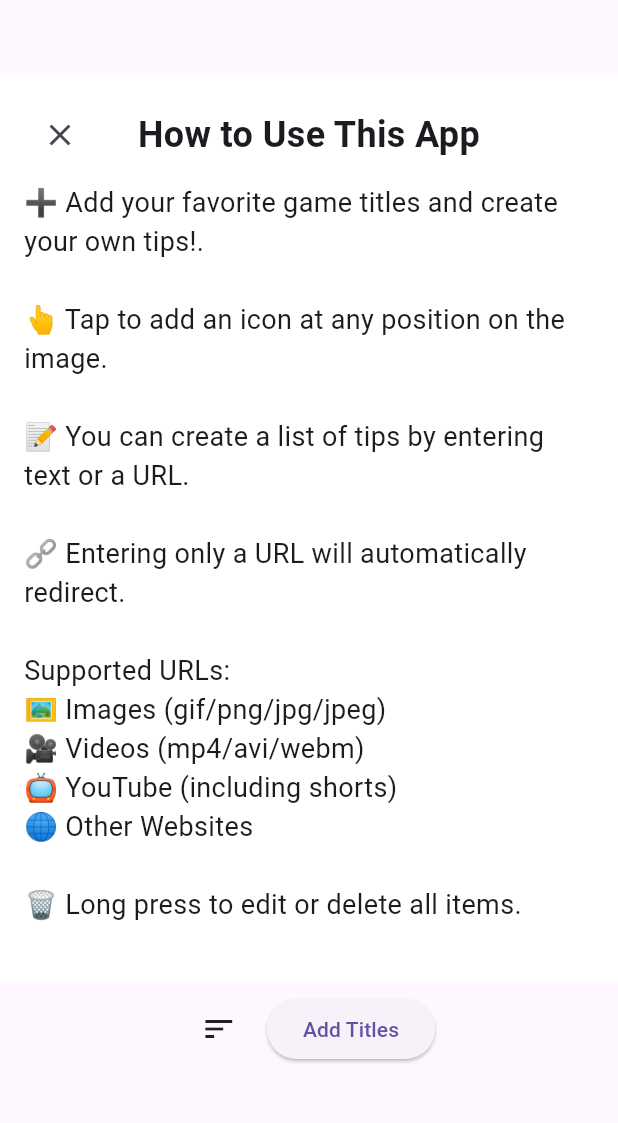
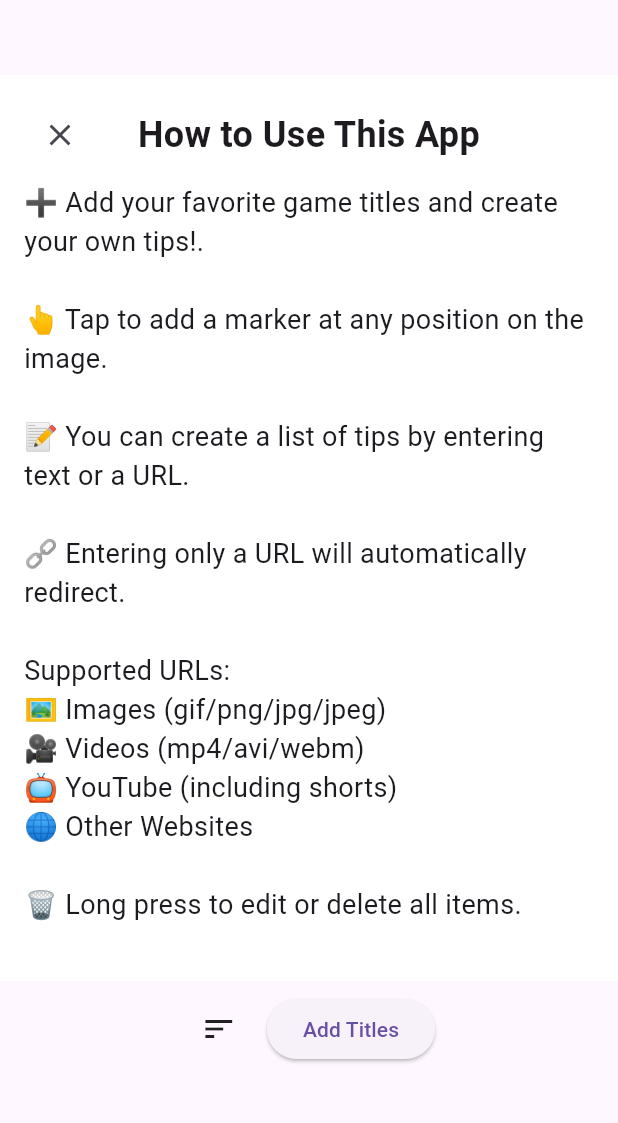
Before and after one commit to FYno52/game_tips_manager, a Flutter app: the screen it shows after launch, on a phone screen of 412 x 824 dp, the part 84-1207 px from its top. Run offline on Flutter 3.47's test engine with Material 3 defaults, Android fonts, the phone set to English and light mode, and no system bars; our stand-ins replace chewie, flutter_markdown, go_router, google_mobile_ads, image_picker, shared_preferences and 2 more; missing offline and left inert: flex_color_picker; network calls fail.

Commit message:
ダイアログ変更・マニュアル変更・マーカー表記を変更

```diff
--- a/lib/screens/map_page.dart
+++ b/lib/screens/map_page.dart
@@ -344,8 +344,8 @@ class _MapPageState extends State<MapPage> {
     bool? confirm = await showDialog<bool>(
       context: context,
       builder: (context) => AlertDialog(
-        title: const Text('Delete Icon'),
-        content: const Text('Are you sure you want to delete this icon?'),
+        title: const Text('Delete Marker'),
+        content: const Text('Are you sure you want to delete this marker?'),
         actions: [
           TextButton(
             onPressed: () => Navigator.of(context).pop(false),
--- a/lib/screens/tips_start_title_screen.dart
+++ b/lib/screens/tips_start_title_screen.dart
@@ -485,7 +485,7 @@ class _TipsStartTitleScreenState extends State<TipsStartTitleScreen> {
                 const Text(
                   '''➕ Add your favorite game titles and create your own tips!.
 
-👆 Tap to add an icon at any position on the image.
+👆 Tap to add a marker at any position on the image.
 
 📝 You can create a list of tips by entering text or a URL.
 
```
